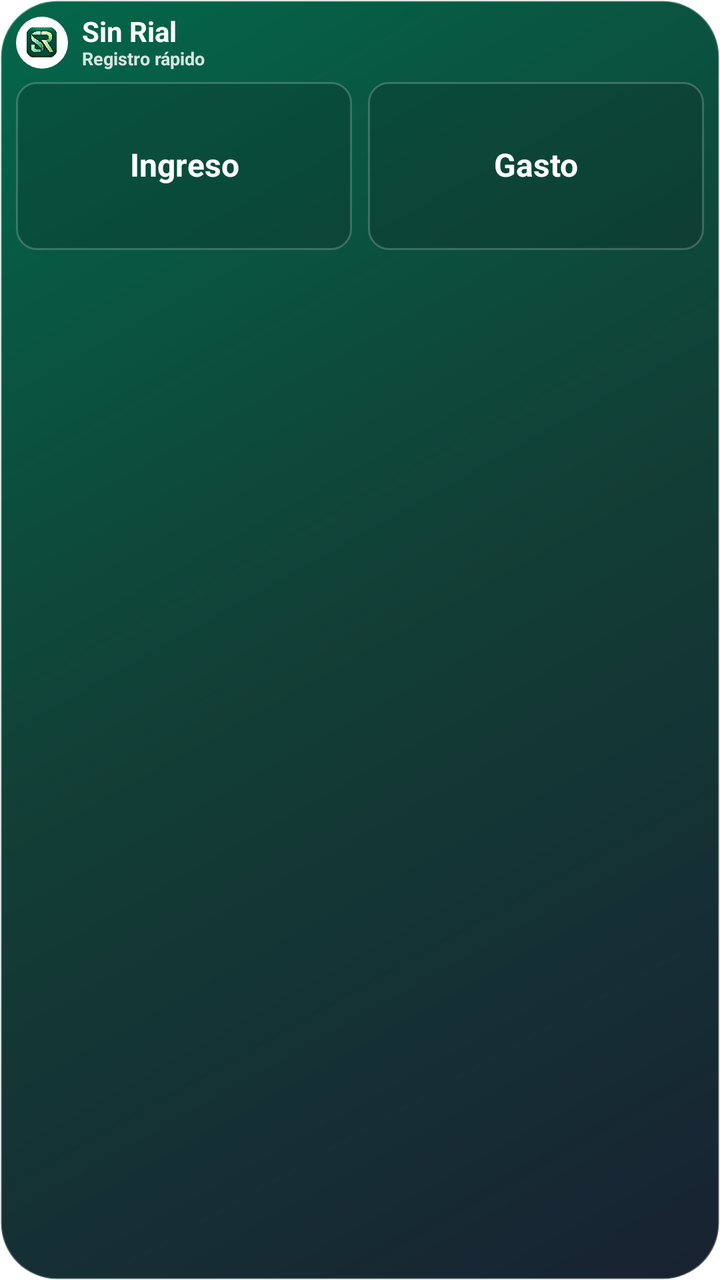
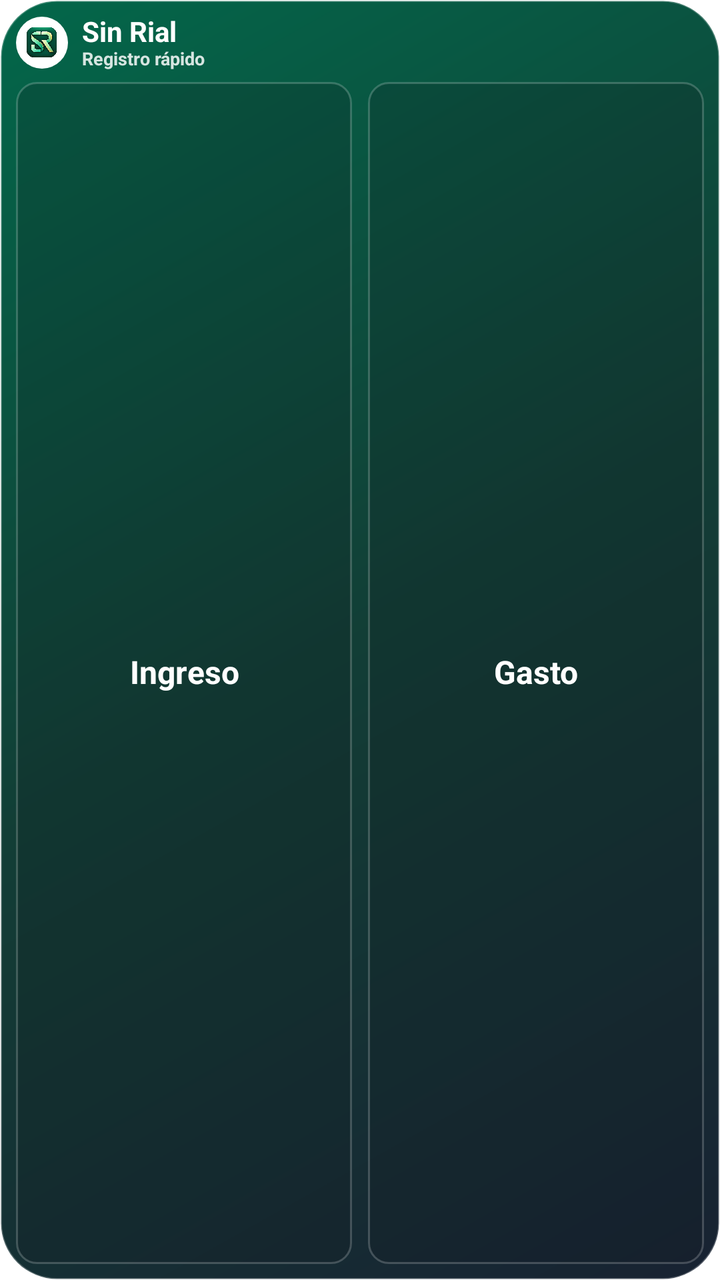

An Android layout rendered at two revisions. The XML below is the earlier revision; the diff shows what the commit changed to produce the second picture.
<!-- AndroidManifest.xml: fallback theme Theme.MaterialComponents.DayNight.NoActionBar -->
<!-- res/layout/movement_widget.xml -->
<?xml version="1.0" encoding="utf-8"?>
<LinearLayout xmlns:android="http://schemas.android.com/apk/res/android"
    android:id="@+id/widget_root"
    android:layout_width="match_parent"
    android:layout_height="match_parent"
    android:orientation="vertical"
    android:padding="8dp"
    android:background="@drawable/widget_background">

    <LinearLayout
        android:layout_width="match_parent"
        android:layout_height="wrap_content"
        android:gravity="center_vertical"
        android:orientation="horizontal">

        <FrameLayout
            android:layout_width="26dp"
            android:layout_height="26dp"
            android:background="@drawable/widget_logo_plate">

            <ImageView
                android:id="@+id/widget_logo"
                android:layout_width="19dp"
                android:layout_height="19dp"
                android:layout_gravity="center"
                android:src="@drawable/app_logo"
                android:scaleType="fitCenter" />
        </FrameLayout>

        <LinearLayout
            android:layout_width="0dp"
            android:layout_height="wrap_content"
            android:layout_marginStart="7dp"
            android:layout_weight="1"
            android:orientation="vertical">

            <TextView
                android:id="@+id/widget_title"
                android:layout_width="match_parent"
                android:layout_height="wrap_content"
                android:text="Sin Rial"
                android:textColor="#FFFFFFFF"
                android:textSize="14sp"
                android:includeFontPadding="false"
                android:textStyle="bold" />

            <TextView
                android:id="@+id/widget_subtitle"
                android:layout_width="match_parent"
                android:layout_height="wrap_content"
                android:text="Registro rápido"
                android:textColor="#D6FFFFFF"
                android:textSize="9sp"
                android:includeFontPadding="false"
                android:textStyle="bold" />
        </LinearLayout>
    </LinearLayout>

    <LinearLayout
        android:layout_width="match_parent"
        android:layout_height="wrap_content"
        android:gravity="bottom|start"
        android:layout_marginTop="6dp"
        android:orientation="horizontal">

        <TextView
            android:id="@+id/widget_income"
            android:layout_width="0dp"
            android:layout_height="84dp"
            android:layout_marginEnd="8dp"
            android:layout_weight="1"
            android:background="@drawable/widget_button_neutral"
            android:gravity="center"
            android:text="Ingreso"
            android:textColor="#FFFFFFFF"
            android:textSize="16sp"
            android:lines="1"
            android:includeFontPadding="false"
            android:textStyle="bold" />

        <TextView
            android:id="@+id/widget_expense"
            android:layout_width="0dp"
            android:layout_height="84dp"
            android:layout_weight="1"
            android:background="@drawable/widget_button_neutral"
            android:gravity="center"
            android:text="Gasto"
            android:textColor="#FFFFFFFF"
            android:textSize="16sp"
            android:lines="1"
            android:includeFontPadding="false"
            android:textStyle="bold" />
    </LinearLayout>
</LinearLayout>
<!-- resources referenced by this layout -->
<resources>
  <!-- drawable app_logo: png bitmap (drawable, 720542 bytes) -->
  <!-- drawable widget_background (drawable) -->
  <?xml version="1.0" encoding="utf-8"?>
  <shape xmlns:android="http://schemas.android.com/apk/res/android">
      <gradient
          android:angle="135"
          android:startColor="#182232"
          android:centerColor="#123E36"
          android:endColor="#03674A" />
      <corners android:radius="28dp" />
      <stroke
          android:width="1dp"
          android:color="#40FFFFFF" />
  </shape>
  <!-- drawable widget_button_neutral (drawable) -->
  <?xml version="1.0" encoding="utf-8"?>
  <shape xmlns:android="http://schemas.android.com/apk/res/android">
      <solid android:color="#3310151C" />
      <corners android:radius="10dp" />
      <stroke
          android:width="1dp"
          android:color="#33FFFFFF" />
  </shape>
  <!-- drawable widget_logo_plate (drawable) -->
  <?xml version="1.0" encoding="utf-8"?>
  <shape xmlns:android="http://schemas.android.com/apk/res/android">
      <solid android:color="#FFFFFFFF" />
      <corners android:radius="16dp" />
  </shape>
</resources>

<!-- the commit's change to res/layout/movement_widget.xml (unified diff, before → after) -->
@@ -58,7 +58,8 @@
 
     <LinearLayout
         android:layout_width="match_parent"
-        android:layout_height="wrap_content"
+        android:layout_height="0dp"
+        android:layout_weight="1"
         android:gravity="bottom|start"
         android:layout_marginTop="6dp"
         android:orientation="horizontal">
@@ -66,7 +67,7 @@
         <TextView
             android:id="@+id/widget_income"
             android:layout_width="0dp"
-            android:layout_height="84dp"
+            android:layout_height="match_parent"
             android:layout_marginEnd="8dp"
             android:layout_weight="1"
             android:background="@drawable/widget_button_neutral"
@@ -81,7 +82,7 @@
         <TextView
             android:id="@+id/widget_expense"
             android:layout_width="0dp"
-            android:layout_height="84dp"
+            android:layout_height="match_parent"
             android:layout_weight="1"
             android:background="@drawable/widget_button_neutral"
             android:gravity="center"
